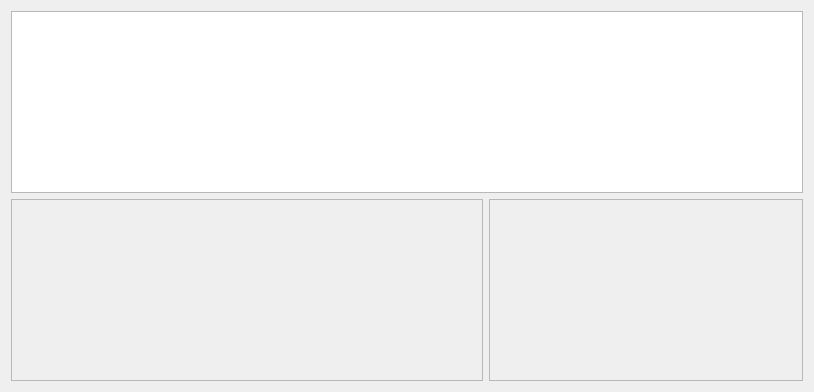
KDE/kdevelop, file vcs/widgets/vcseventwidget.ui: the form before one commit.
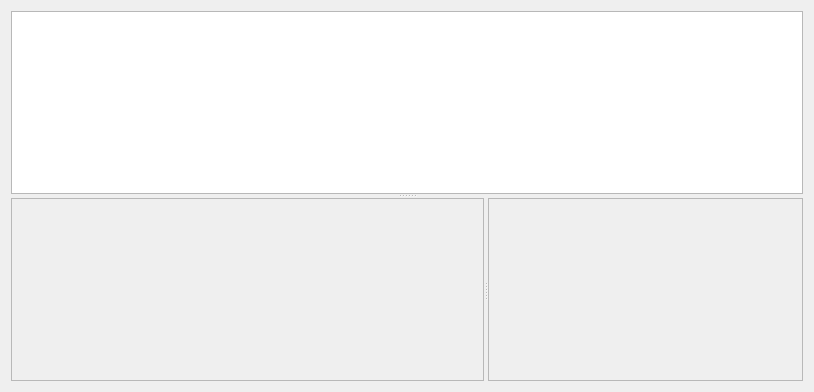
The form after the commit.

Commit message: allow resizing stuff in the history dialog by layouting it with spitters

Patch:
```diff
--- a/vcs/widgets/vcseventwidget.ui
+++ b/vcs/widgets/vcseventwidget.ui
@@ -19,8 +19,12 @@
   <property name="windowTitle">
    <string>Logview</string>
   </property>
-  <layout class="QGridLayout">
-   <item row="0" column="0" colspan="2">
+  <layout class="QHBoxLayout" name="horizontalLayout">
+   <item>
+    <widget class="QSplitter" name="splitter_2">
+     <property name="orientation">
+      <enum>Qt::Vertical</enum>
+     </property>
     <widget class="QTreeView" name="eventView">
      <property name="alternatingRowColors">
       <bool>true</bool>
@@ -44,8 +48,10 @@
       <bool>true</bool>
      </property>
     </widget>
-   </item>
-   <item row="1" column="0">
+     <widget class="QSplitter" name="splitter">
+      <property name="orientation">
+       <enum>Qt::Horizontal</enum>
+      </property>
     <widget class="QTreeView" name="itemEventView">
      <property name="enabled">
       <bool>false</bool>
@@ -75,8 +81,6 @@
       <bool>false</bool>
      </property>
     </widget>
-   </item>
-   <item row="1" column="1">
     <widget class="QTextBrowser" name="message">
      <property name="enabled">
       <bool>false</bool>
@@ -90,6 +94,8 @@
      <property name="acceptRichText">
       <bool>false</bool>
      </property>
+      </widget>
+     </widget>
     </widget>
    </item>
   </layout>
```
Lines whose indentation alone changed are shown as unchanged. The commit also changes 1 other file.
